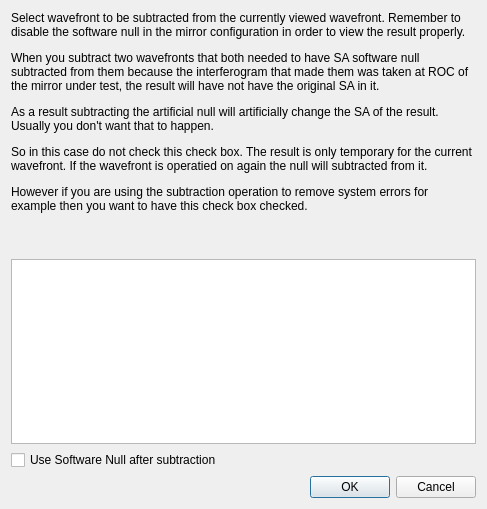
Before: the Qt Designer form subtractwavefronatsdlg.ui in githubdoe/DFTFringe, drawn with Qt 5.
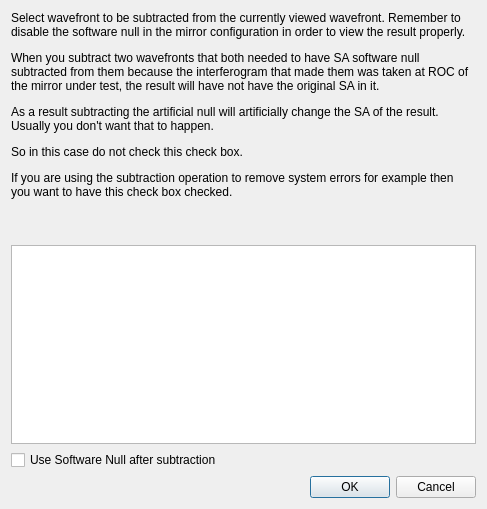
After: the same form once the commit is applied.

Commit message: Added ellipse outline and circularizing.  Corrected metrics to show Z8 without SA null.  Corrected bath astig calculation.

Patch:
```diff
--- a/subtractwavefronatsdlg.ui
+++ b/subtractwavefronatsdlg.ui
@@ -17,7 +17,7 @@
    <item>
     <widget class="QLabel" name="label">
      <property name="text">
-      <string>&lt;html&gt;&lt;head/&gt;&lt;body&gt;&lt;p&gt;Select wavefront to be subtracted from the currently viewed wavefront. Remember to disable the software null in the mirror configuration in order to view the result properly.&lt;/p&gt;&lt;p&gt;When you subtract two wavefronts that both needed to have SA software null subtracted from them because the interferogram that made them was taken at ROC of the mirror under test, the result will have not have the original SA in it.&lt;/p&gt;&lt;p&gt;As a result subtracting the artificial null will artificially change the SA of the result. Usually you don't want that to happen.&lt;/p&gt;&lt;p&gt;So in this case do not check this check box. The result is only temporary for the current wavefront. If the wavefront is operatied on again the null will subtracted from it.&lt;/p&gt;&lt;p&gt;However if you are using the subtraction operation to remove system errors for example then you want to have this check box checked.&lt;/p&gt;&lt;p&gt;&lt;br/&gt;&lt;/p&gt;&lt;/body&gt;&lt;/html&gt;</string>
+      <string>&lt;html&gt;&lt;head/&gt;&lt;body&gt;&lt;p&gt;Select wavefront to be subtracted from the currently viewed wavefront. Remember to disable the software null in the mirror configuration in order to view the result properly.&lt;/p&gt;&lt;p&gt;When you subtract two wavefronts that both needed to have SA software null subtracted from them because the interferogram that made them was taken at ROC of the mirror under test, the result will have not have the original SA in it.&lt;/p&gt;&lt;p&gt;As a result subtracting the artificial null will artificially change the SA of the result. Usually you don't want that to happen.&lt;/p&gt;&lt;p&gt;So in this case do not check this check box.&lt;/p&gt;&lt;p&gt;If you are using the subtraction operation to remove system errors for example then you want to have this check box checked.&lt;/p&gt;&lt;p&gt;&lt;br/&gt;&lt;/p&gt;&lt;/body&gt;&lt;/html&gt;</string>
      </property>
      <property name="wordWrap">
       <bool>true</bool>
```
The commit also changes 15 other files.
